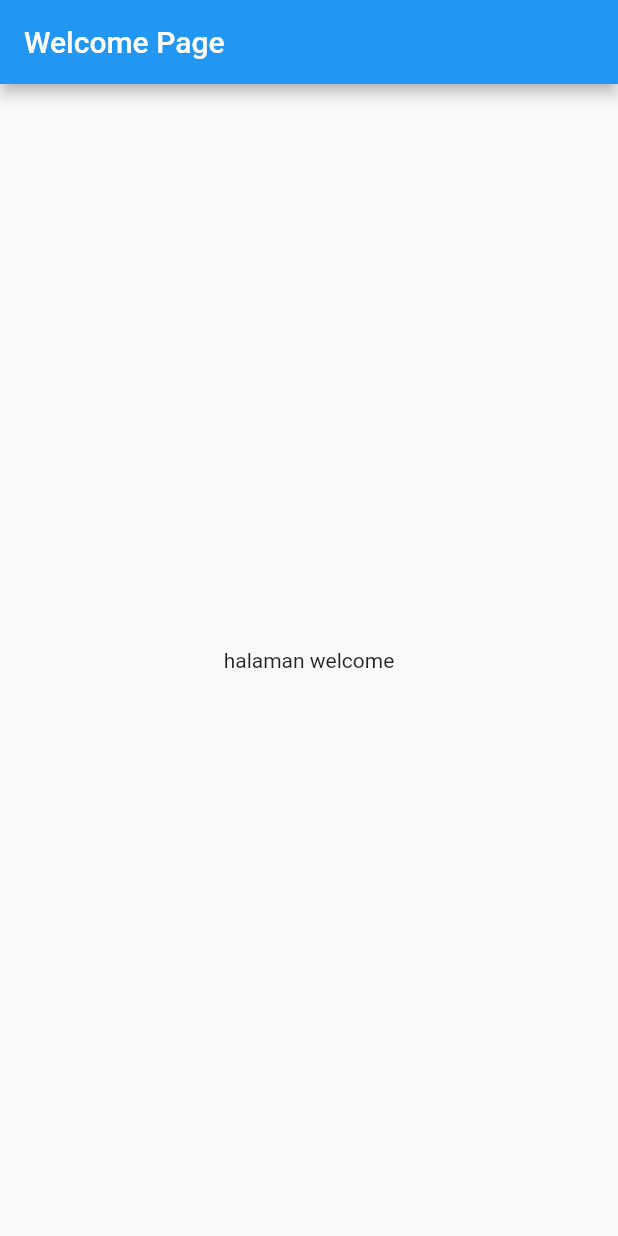
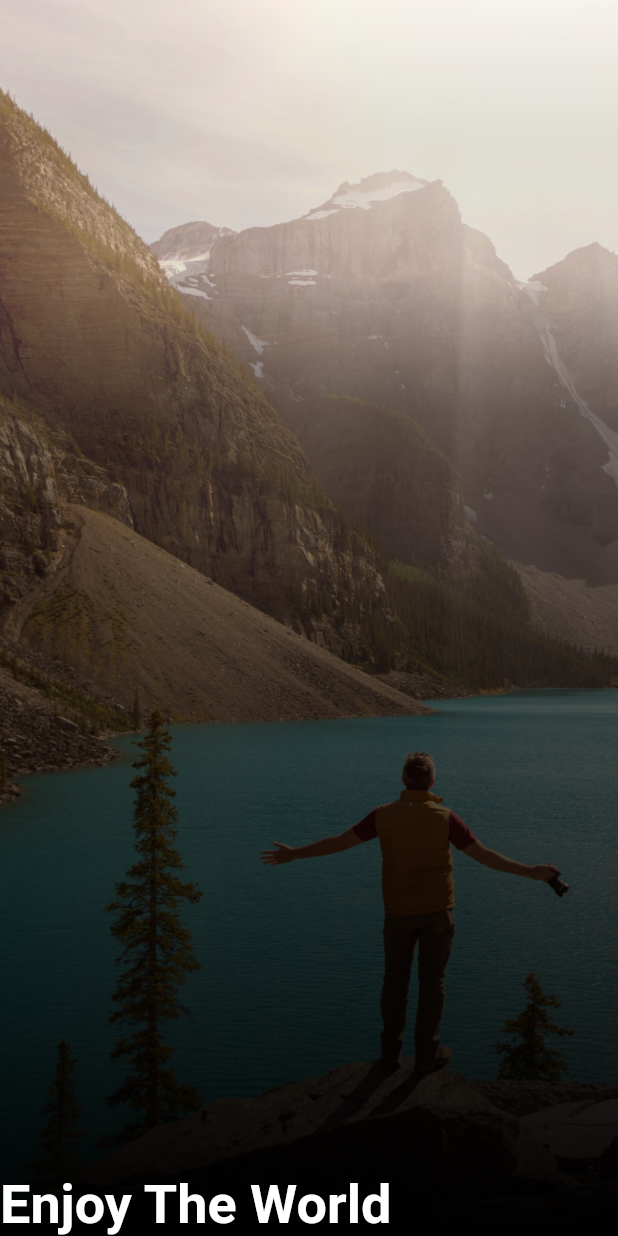
Before and after one commit to thopix95/Belajar_flutter, a Flutter app: the screen it shows after launch, on a phone screen of 412 x 824 dp. Run offline on Flutter 3.47's test engine with Material 2 defaults, Android fonts, the phone set to English and light mode, and no system bars.

Commit message:
welcomepagedone

```diff
--- a/lib/src/screen/welcome.dart
+++ b/lib/src/screen/welcome.dart
@@ -6,10 +6,58 @@ class WelcomePage extends StatelessWidget {
   @override
   Widget build(BuildContext context) {
     return Scaffold(
-      appBar: AppBar(
-        title: Text('Welcome Page'),
+      body: Stack(
+        children: [
+          Image.asset(
+            'images/wl.jpg',
+            fit: BoxFit.fill,
+            height: double.infinity,
+            width: double.infinity,
+          ),
+          Align(
+            alignment: Alignment.bottomCenter,
+            child: Container(
+              //memberikan gradient
+              decoration: BoxDecoration(
+                //liniergradient
+                gradient: LinearGradient(
+                  //atur posisi linier gradient
+                  begin: Alignment.bottomCenter,
+                  end: Alignment.topCenter,
+                  colors: [
+                    //memberikan value warna
+                    Colors.black.withOpacity(1),
+
+                    Colors.black.withOpacity(0.9),
+
+                    Colors.black.withOpacity(0.8),
+                    Colors.black.withOpacity(0.7),
+                    Colors.black.withOpacity(0.6),
+                    Colors.black.withOpacity(0.5),
+                    Colors.black.withOpacity(0.4),
+                    Colors.black.withOpacity(0.1),
+                    Colors.black.withOpacity(0.11),
+                    Colors.black.withOpacity(0.025),
+                  ],
+                ),
+              ),
+            ),
+          ),
+          Column(
+            mainAxisAlignment: MainAxisAlignment.end,
+            children: [
+              Text(
+                'Enjoy The World',
+                style: TextStyle(
+                  color: Colors.white,
+                  fontSize: 36.0,
+                  fontWeight: FontWeight.bold,
+                ),
+              )
+            ],
+          ),
+        ],
       ),
-      body: Center(child: Text('halaman welcome'),),
     );
   }
 }
```
